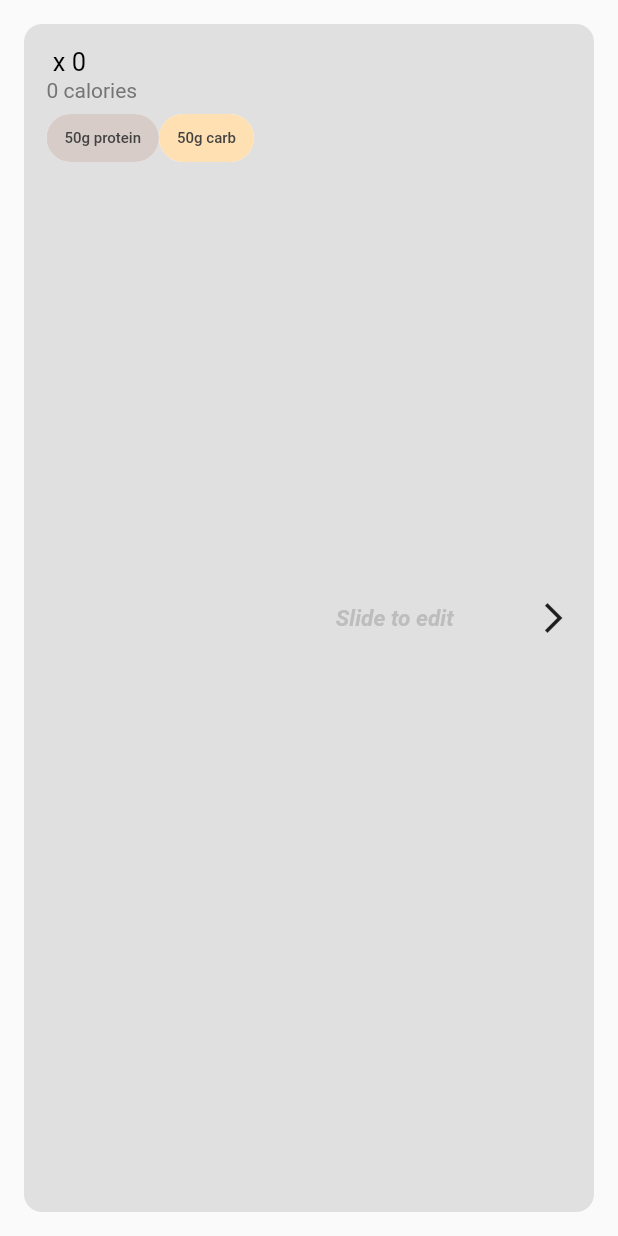
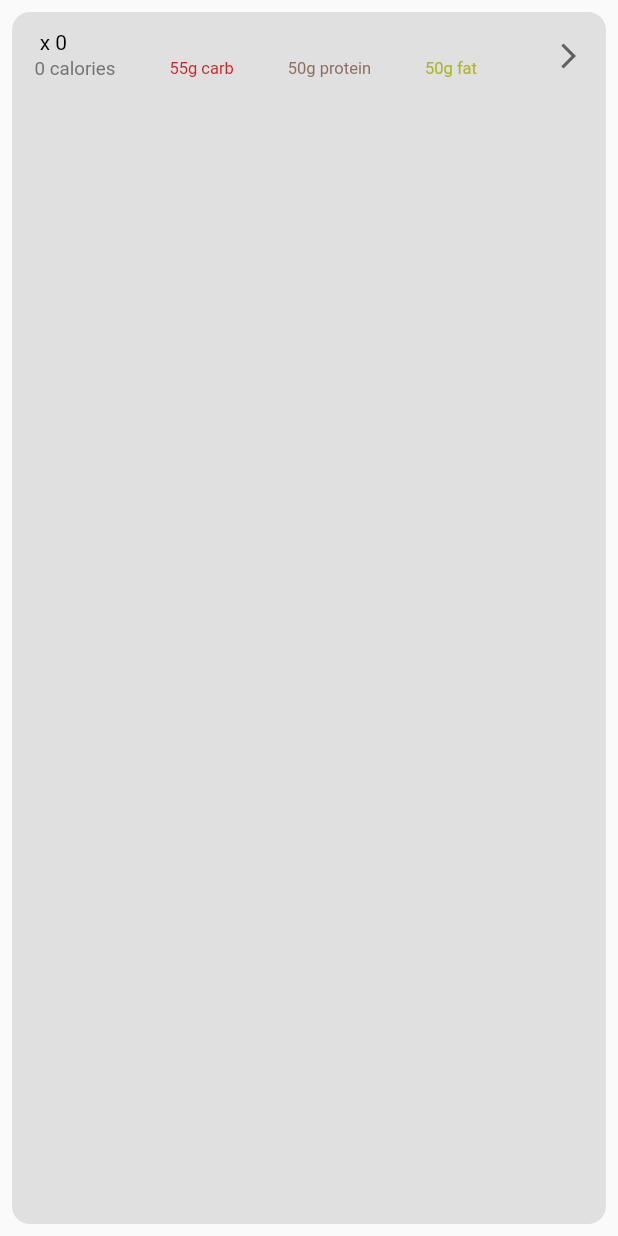
Before and after one commit to elizabethhillman/SeniorProjectGroup1, a Flutter app: the CalorieTile widget shown alone on an empty page, opened directly with empty values, on a phone screen of 412 x 824 dp. Run offline on Flutter 3.47's test engine with Material 2 defaults, Android fonts, the phone set to English and light mode, and no system bars; drawn by our look-alikes of flutter_slidable; our stand-ins replace animated_text_kit, charts_flutter, google_fonts; missing offline and left inert: mysql1.

```diff
--- a/lib/view/Widgets/FoodWidgets.dart
+++ b/lib/view/Widgets/FoodWidgets.dart
@@ -22,7 +22,7 @@ class CalorieTile extends StatelessWidget {
   @override
   Widget build(BuildContext context) {
     return Padding(
-      padding: const EdgeInsets.all(16),
+      padding: const EdgeInsets.all(8),
       child: Slidable(
         endActionPane: ActionPane(
           motion: const StretchMotion(),
@@ -43,8 +43,8 @@ class CalorieTile extends StatelessWidget {
         ),
         child: Container(
           padding: const EdgeInsets.only(
-            top: 15.0,
-            bottom: 1.0,
+            top: 12.0,
+            bottom: 12.0,
             left: 15.0,
             right: 15.0,
           ),
@@ -52,76 +52,75 @@ class CalorieTile extends StatelessWidget {
             color: Colors.grey[300],
             borderRadius: BorderRadius.circular(12),
           ),
-          child: Row(
+            child:  Column(
+                crossAxisAlignment: CrossAxisAlignment.stretch,
+                children: [
+                  Row(
                     mainAxisAlignment: MainAxisAlignment.spaceBetween,
-            children: [
-              Column(
-                crossAxisAlignment: CrossAxisAlignment.start,
                     children: [
                       Text(
                         '$tileFoodName x $tileQuantity',
                         style: const TextStyle(
                           color: Colors.black,
                           // fontWeight: FontWeight.bold,
-                      fontSize: 17,
+                          fontSize: 14,
                         ),
                       ),
-                  const SizedBox(height: 1),
+                      SizedBox(
+                        height: 1,
+                        child: Icon(
+                          Icons.arrow_forward_ios_sharp,
+                          size: 20,
+color: Colors.grey[700],
+                        ),
+                      )
+                    ],
+                  ),
+                  const SizedBox(height: 2),
+                  Row(
+                    mainAxisAlignment: MainAxisAlignment.spaceBetween,
+                    children: [
                       Text(
                         '$tileCalorie calories',
                         style: TextStyle(
                           color: Colors.grey[600],
                           //  fontWeight: FontWeight.bold,
-                      fontSize: 14,
+                          fontSize: 12.5,
                         ),
                       ),
-                  Row(
-                    mainAxisAlignment: MainAxisAlignment.start,
-                    children: [
-                      Chip(
-                        backgroundColor: Colors.brown[100],
-                        label: Text(
-                          "50g protein",
+                      Text(
+                        '55g carb',
                         style: TextStyle(
-                            color: Colors.grey[800],
-                            // fontWeight: FontWeight.bold,
-                            fontSize: 10,
+                          color: Colors.red[800],
+                          //  fontWeight: FontWeight.bold,
+                          fontSize: 11,
                         ),
                       ),
-                      ),
-                      Chip(
-                        backgroundColor: Colors.orange[100],
-                        label: Text(
-                          "50g carb",
+                      Text(
+                        '50g protein',
                         style: TextStyle(
-                            color: Colors.grey[800],
-                            fontSize: 10,
+                          color: Colors.brown[400],
+                          //  fontWeight: FontWeight.bold,
+                          fontSize: 11,
                         ),
                       ),
+                      Text(
+                        '50g fat',
+                        style: TextStyle(
+                          color: Colors.lime[700],
+                          //  fontWeight: FontWeight.bold,
+                          fontSize: 11,
                         ),
+                      ),
+                      const SizedBox(width:35),
                     ],
                   ),
+
                 ],
               ),
-              Transform.translate(
-                offset: const Offset(0, -7.0),
-                child: Text(
-                  'Slide to edit',
-                  style: TextStyle(
-                    color: Colors.grey[400],
-                    fontStyle: FontStyle.italic,
-                    fontWeight: FontWeight.bold,
-                    fontSize: 15,
-                  ),
-                ),
-              ),
-              Transform.translate(
-                offset: const Offset(0, -7.0),
-                child: const Icon(Icons.arrow_forward_ios_sharp),
-              ),
+
               // SizedBox(width: 30),
-            ],
-          ),
+
         ),
       ),
     );
```
Also changed, not shown: lib/view/calorie.dart (+88 -8 lines). Lines whose indentation alone changed are shown as unchanged.
